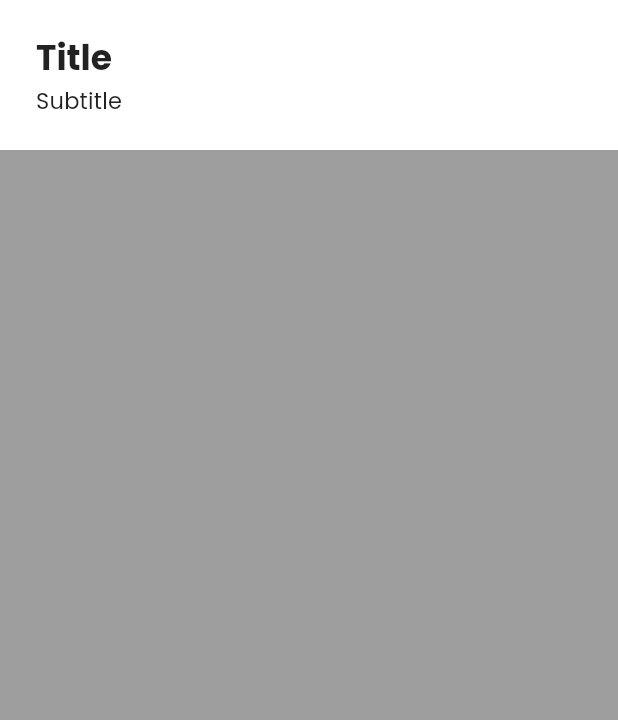
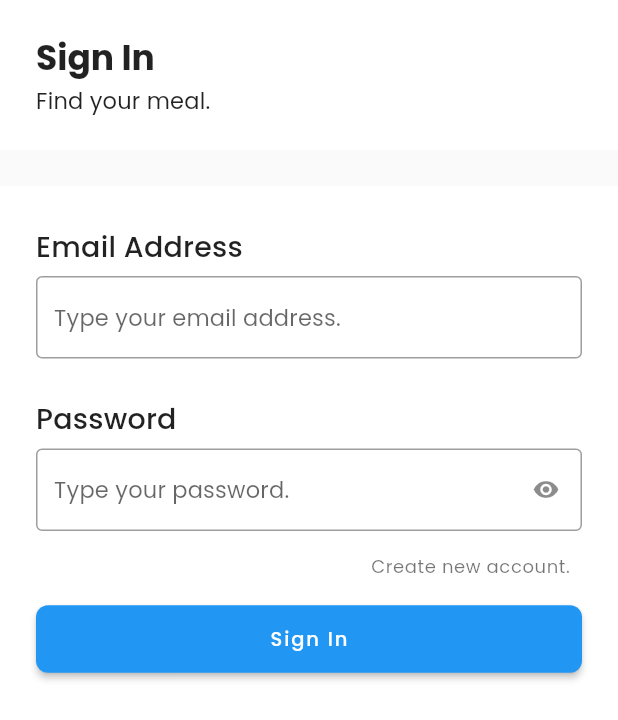
Before and after one commit to yudystriawan/food_app, a Flutter app: the screen it shows after launch, on a phone screen of 412 x 824 dp. Shown: the top 720 px of the screen. Run offline on Flutter 3.47's test engine with Material 2 defaults, Android fonts, the phone set to English and light mode, and no system bars; our stand-ins replace auto_route, google_fonts.

Commit message:
finish sign in page

```diff
--- a/lib/presentation/app_widget.dart
+++ b/lib/presentation/app_widget.dart
@@ -17,6 +17,7 @@ class AppWidget extends StatelessWidget {
             primarySwatch: Colors.blue,
             visualDensity: VisualDensity.adaptivePlatformDensity,
             textTheme: textTheme,
+            buttonTheme: buttonTheme,
           ),
           child: child,
         ),
--- a/lib/presentation/common/general_page.dart
+++ b/lib/presentation/common/general_page.dart
@@ -9,7 +9,7 @@ class GeneralPage extends StatelessWidget {
     this.subtitle = 'Subtitle',
     this.onBackButtonPressed,
     this.child,
-    this.backColor = Colors.grey,
+    this.backColor = Colors.white,
   }) : super(key: key);
 
   final String title;
@@ -23,12 +23,10 @@ class GeneralPage extends StatelessWidget {
     return Scaffold(
       body: Stack(
         children: [
-          Container(
-            color: Colors.white,
-          ),
+          Container(color: Colors.white),
           SafeArea(
             child: Container(
-              color: backColor ?? Colors.amber,
+              color: backColor,
             ),
           ),
           SafeArea(
@@ -37,7 +35,6 @@ class GeneralPage extends StatelessWidget {
                 Column(
                   children: [
                     Container(
-                      margin: const EdgeInsets.only(bottom: defaultMargin),
                       padding:
                           const EdgeInsets.symmetric(horizontal: defaultMargin),
                       width: double.infinity,
@@ -47,6 +44,8 @@ class GeneralPage extends StatelessWidget {
                         children: [
                           if (onBackButtonPressed != null)
                             Container(
+                              width: 24,
+                              height: 24,
                               margin:
                                   const EdgeInsets.only(right: defaultMargin),
                               decoration: BoxDecoration(
@@ -75,6 +74,11 @@ class GeneralPage extends StatelessWidget {
                         ],
                       ),
                     ),
+                    Container(
+                      height: defaultMargin,
+                      width: double.infinity,
+                      color: Colors.grey[50],
+                    ),
                     child ?? const SizedBox(),
                   ],
                 )
--- a/lib/presentation/core/style.dart
+++ b/lib/presentation/core/style.dart
@@ -29,3 +29,11 @@ final textTheme = TextTheme(
   overline: GoogleFonts.poppins(
       fontSize: 10, fontWeight: FontWeight.w400, letterSpacing: 1.5),
 );
+
+final buttonTheme = ButtonThemeData(
+  shape: RoundedRectangleBorder(
+    borderRadius: BorderRadius.circular(8),
+  ),
+  height: 45,
+  minWidth: 168,
+);
--- /dev/null
+++ b/lib/presentation/pages/sign_in/sign_in_page.dart
@@ -0,0 +1,16 @@
+import 'package:flutter/material.dart';
+import 'package:food_app/presentation/common/general_page.dart';
+import 'package:food_app/presentation/pages/sign_in/widgets/form.dart';
+
+class SignInPage extends StatelessWidget {
+  const SignInPage({Key key}) : super(key: key);
+
+  @override
+  Widget build(BuildContext context) {
+    return const GeneralPage(
+      title: 'Sign In',
+      subtitle: 'Find your meal.',
+      child: SignInForm(),
+    );
+  }
+}
--- /dev/null
+++ b/lib/presentation/pages/sign_in/widgets/email_field.dart
@@ -0,0 +1,21 @@
+import 'package:flutter/material.dart';
+import 'package:food_app/presentation/core/style.dart';
+
+class EmailField extends StatelessWidget {
+  const EmailField({Key key}) : super(key: key);
+
+  @override
+  Widget build(BuildContext context) {
+    return Container(
+      width: double.infinity,
+      margin: const EdgeInsets.symmetric(horizontal: defaultMargin),
+      child: TextFormField(
+        decoration: const InputDecoration(
+          isDense: true,
+          border: OutlineInputBorder(),
+          hintText: 'Type your email address.',
+        ),
+      ),
+    );
+  }
+}
--- /dev/null
+++ b/lib/presentation/pages/sign_in/widgets/form.dart
@@ -0,0 +1,62 @@
+import 'package:flutter/material.dart';
+import 'package:food_app/presentation/core/style.dart';
+import 'package:food_app/presentation/pages/sign_in/widgets/email_field.dart';
+import 'package:food_app/presentation/pages/sign_in/widgets/password_field.dart';
+
+class SignInForm extends StatelessWidget {
+  const SignInForm({Key key}) : super(key: key);
+
+  @override
+  Widget build(BuildContext context) {
+    return Form(
+      child: Column(
+        children: [
+          Container(
+            width: double.infinity,
+            margin:
+                const EdgeInsets.fromLTRB(defaultMargin, 26, defaultMargin, 6),
+            child: Text(
+              'Email Address',
+              style: Theme.of(context).textTheme.headline6,
+            ),
+          ),
+          const EmailField(),
+          Container(
+            width: double.infinity,
+            margin:
+                const EdgeInsets.fromLTRB(defaultMargin, 26, defaultMargin, 6),
+            child: Text(
+              'Password',
+              style: Theme.of(context).textTheme.headline6,
+            ),
+          ),
+          const PasswordField(),
+          Container(
+            margin: const EdgeInsets.only(right: defaultMargin),
+            width: double.infinity,
+            alignment: Alignment.topRight,
+            child: TextButton(
+              onPressed: () {},
+              child: Text('Create new account.',
+                  style: Theme.of(context).textTheme.caption),
+            ),
+          ),
+          Container(
+            width: double.infinity,
+            padding: const EdgeInsets.symmetric(horizontal: defaultMargin),
+            child: RaisedButton(
+              onPressed: () {},
+              child: Text(
+                'Sign In',
+                style: Theme.of(context)
+                    .textTheme
+                    .button
+                    .copyWith(color: Colors.white),
+              ),
+            ),
+          )
+        ],
+      ),
+    );
+  }
+}
--- /dev/null
+++ b/lib/presentation/pages/sign_in/widgets/password_field.dart
@@ -0,0 +1,25 @@
+import 'package:flutter/material.dart';
+import 'package:food_app/presentation/core/style.dart';
+
+class PasswordField extends StatelessWidget {
+  const PasswordField({Key key}) : super(key: key);
+
+  @override
+  Widget build(BuildContext context) {
+    return Container(
+      width: double.infinity,
+      margin: const EdgeInsets.symmetric(horizontal: defaultMargin),
+      child: TextFormField(
+        decoration: InputDecoration(
+          isDense: true,
+          border: const OutlineInputBorder(),
+          suffixIcon: IconButton(
+            icon: const Icon(Icons.visibility),
+            onPressed: () {},
+          ),
+          hintText: 'Type your password.',
+        ),
+      ),
+    );
+  }
+}
--- a/lib/presentation/routes/routes.dart
+++ b/lib/presentation/routes/routes.dart
@@ -1,9 +1,9 @@
 import 'package:auto_route/auto_route_annotations.dart';
-import 'package:food_app/presentation/common/general_page.dart';
+import 'package:food_app/presentation/pages/sign_in/sign_in_page.dart';
 
 @AdaptiveAutoRouter(
   routes: [
-    AdaptiveRoute(page: GeneralPage, initial: true),
+    AdaptiveRoute(page: SignInPage, initial: true),
   ],
 )
 class $Router {}
```
Also changed, not shown: lib/presentation/routes/routes.gr.dart.
